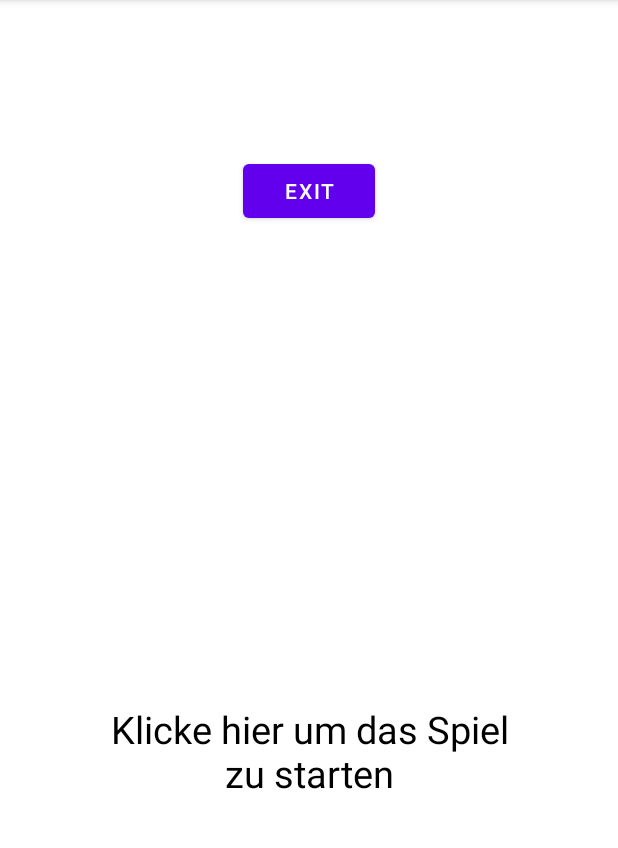
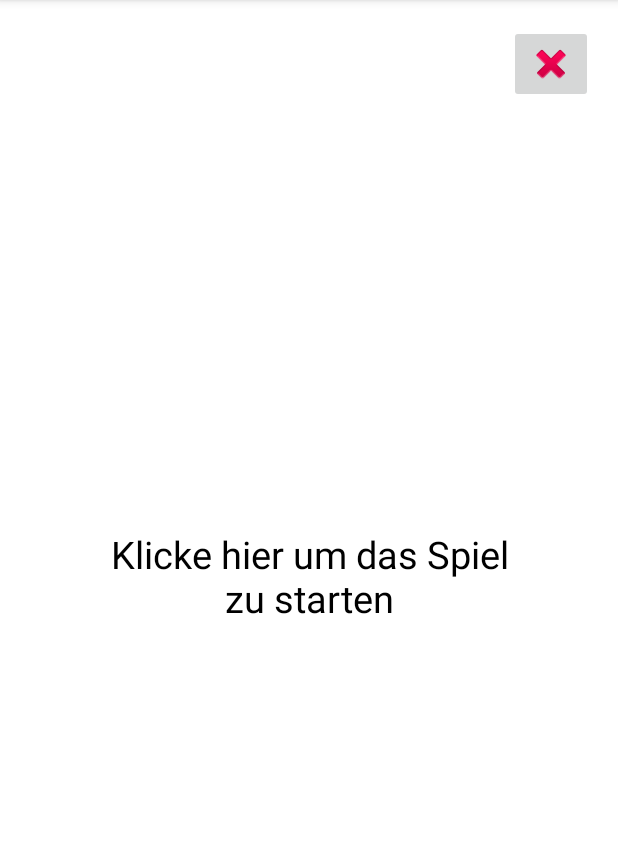
Before and after one commit to leondb999/4-sem-picolo, an Android app: the GameScreen screen opened directly, with no data from a screen before it, on a phone screen of 412 x 824 dp, the part 84-932 px from its top. Run offline under Robolectric (Android 15) with nearby library versions, the phone set to English and light mode, and no system bars.

Commit message:
image btn

```diff
--- a/app/src/main/java/com/example/saufundbraus/GameScreen.java
+++ b/app/src/main/java/com/example/saufundbraus/GameScreen.java
@@ -9,6 +9,7 @@ import android.os.Bundle;
 import android.text.Layout;
 import android.view.View;
 import android.widget.Button;
+import android.widget.ImageButton;
 import android.widget.TextView;
 import android.widget.Toast;
 
@@ -19,7 +20,7 @@ import java.util.ArrayList;
 import java.util.Random;
 
 public class GameScreen extends AppCompatActivity {
-    Button exit;
+    ImageButton exit;
     TextView frage_view;
     int counter_spieler;
     int counter_random_liste;
@@ -29,7 +30,7 @@ public class GameScreen extends AppCompatActivity {
     protected void onCreate(Bundle savedInstanceState) {
         super.onCreate(savedInstanceState);
         setContentView(R.layout.activity_game_screen);
-        exit = (Button)findViewById(R.id.button_exit);
+        exit = (ImageButton)findViewById(R.id.button_exit);
         frage_view = (TextView)findViewById(R.id.textFrage);
         cl = (ConstraintLayout) findViewById(R.id.game_background);
         ArrayList<String> spielerliste = (ArrayList<String>) getIntent().getStringArrayListExtra("spielerliste");
--- a/app/src/main/res/layout/activity_game_screen.xml
+++ b/app/src/main/res/layout/activity_game_screen.xml
@@ -2,33 +2,33 @@
 <androidx.constraintlayout.widget.ConstraintLayout xmlns:android="http://schemas.android.com/apk/res/android"
     xmlns:app="http://schemas.android.com/apk/res-auto"
     xmlns:tools="http://schemas.android.com/tools"
+    android:id="@+id/game_background"
     android:layout_width="match_parent"
     android:layout_height="match_parent"
-    tools:context=".GameScreen"
-    android:id="@+id/game_background">
+    tools:context=".GameScreen">
+
+    <ImageButton
+        android:id="@+id/button_exit"
+        android:layout_width="wrap_content"
+        android:layout_height="wrap_content"
+        app:layout_constraintBottom_toBottomOf="parent"
+        app:layout_constraintEnd_toEndOf="parent"
+        app:layout_constraintHorizontal_bias="0.954"
+        app:layout_constraintStart_toStartOf="parent"
+        app:layout_constraintTop_toTopOf="parent"
+        app:layout_constraintVertical_bias="0.023"
+        app:srcCompat="@android:drawable/ic_delete" />
 
     <TextView
         android:id="@+id/textFrage"
         android:layout_width="281dp"
         android:layout_height="494dp"
-        android:layout_marginBottom="20dp"
         android:clickable="true"
+        android:gravity="center"
         android:textColor="@color/black"
         android:textSize="25dp"
-        android:gravity="center"
         app:layout_constraintBottom_toBottomOf="parent"
         app:layout_constraintEnd_toEndOf="parent"
-        app:layout_constraintStart_toStartOf="parent" />
-
-    <Button
-        android:id="@+id/button_exit"
-        android:layout_width="wrap_content"
-        android:layout_height="wrap_content"
-        android:text="Exit"
-        android:visibility="visible"
-        app:layout_constraintBottom_toTopOf="@+id/textFrage"
-        app:layout_constraintEnd_toEndOf="parent"
         app:layout_constraintStart_toStartOf="parent"
-        app:layout_constraintTop_toTopOf="parent"
-        tools:visibility="visible" />
+        app:layout_constraintTop_toTopOf="parent" />
 </androidx.constraintlayout.widget.ConstraintLayout>
```
